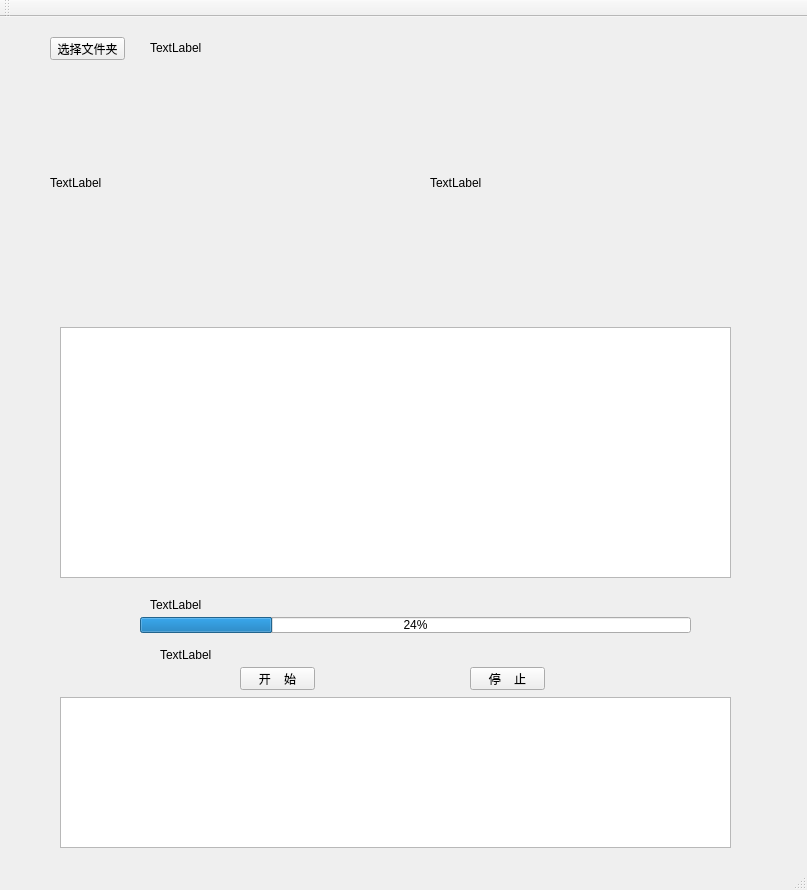
XiaoYuhao/sync_video, file QtWidgetsApplication1.ui: the form before one commit.
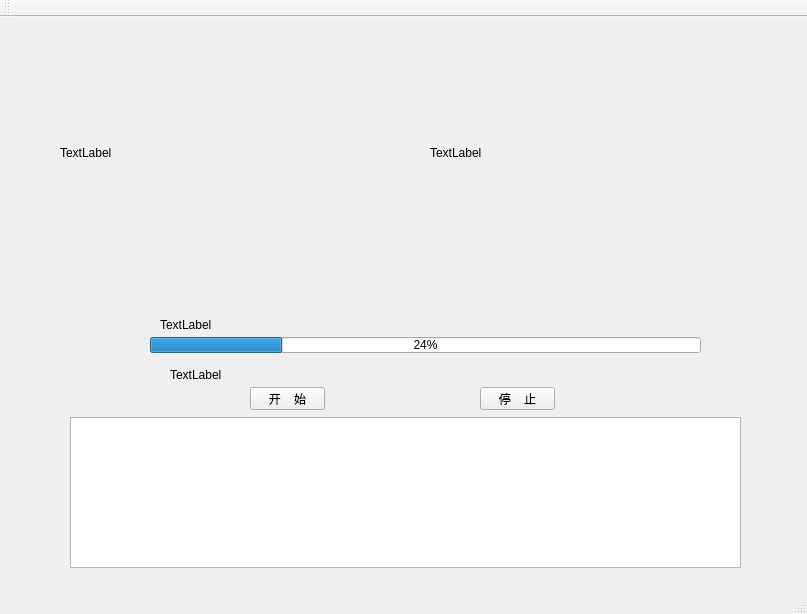
The form after the commit.

Patch:
```diff
--- a/QtWidgetsApplication1.ui
+++ b/QtWidgetsApplication1.ui
@@ -7,7 +7,7 @@
     <x>0</x>
     <y>0</y>
     <width>807</width>
-    <height>890</height>
+    <height>614</height>
    </rect>
   </property>
   <property name="windowTitle">
@@ -17,8 +17,8 @@
    <widget class="QLabel" name="camera1">
     <property name="geometry">
      <rect>
-      <x>50</x>
-      <y>70</y>
+      <x>60</x>
+      <y>40</y>
       <width>291</width>
       <height>191</height>
      </rect>
@@ -30,8 +30,8 @@
    <widget class="QPushButton" name="StartButton">
     <property name="geometry">
      <rect>
-      <x>240</x>
-      <y>650</y>
+      <x>250</x>
+      <y>370</y>
       <width>75</width>
       <height>23</height>
      </rect>
@@ -43,8 +43,8 @@
    <widget class="QPushButton" name="StopButton">
     <property name="geometry">
      <rect>
-      <x>470</x>
-      <y>650</y>
+      <x>480</x>
+      <y>370</y>
       <width>75</width>
       <height>23</height>
      </rect>
@@ -56,8 +56,8 @@
    <widget class="QLabel" name="time1">
     <property name="geometry">
      <rect>
-      <x>160</x>
-      <y>630</y>
+      <x>170</x>
+      <y>350</y>
       <width>81</width>
       <height>16</height>
      </rect>
@@ -70,7 +70,7 @@
     <property name="geometry">
      <rect>
       <x>430</x>
-      <y>70</y>
+      <y>40</y>
       <width>291</width>
       <height>191</height>
      </rect>
@@ -82,8 +82,8 @@
    <widget class="QProgressBar" name="progressBar">
     <property name="geometry">
      <rect>
-      <x>140</x>
-      <y>600</y>
+      <x>150</x>
+      <y>320</y>
       <width>551</width>
       <height>16</height>
      </rect>
@@ -95,8 +95,8 @@
    <widget class="QLabel" name="progressLabel">
     <property name="geometry">
      <rect>
-      <x>150</x>
-      <y>580</y>
+      <x>160</x>
+      <y>300</y>
       <width>501</width>
       <height>16</height>
      </rect>
@@ -105,52 +105,16 @@
      <string>TextLabel</string>
     </property>
    </widget>
-   <widget class="QTableWidget" name="sensortable">
-    <property name="geometry">
-     <rect>
-      <x>60</x>
-      <y>310</y>
-      <width>671</width>
-      <height>251</height>
-     </rect>
-    </property>
-   </widget>
    <widget class="QTextBrowser" name="logBrowser">
     <property name="geometry">
      <rect>
-      <x>60</x>
-      <y>680</y>
+      <x>70</x>
+      <y>400</y>
       <width>671</width>
       <height>151</height>
      </rect>
     </property>
    </widget>
-   <widget class="QPushButton" name="toolButton">
-    <property name="geometry">
-     <rect>
-      <x>50</x>
-      <y>20</y>
-      <width>75</width>
-      <height>23</height>
-     </rect>
-    </property>
-    <property name="text">
-     <string>选择文件夹</string>
-    </property>
-   </widget>
-   <widget class="QLabel" name="dirlabel">
-    <property name="geometry">
-     <rect>
-      <x>150</x>
-      <y>20</y>
-      <width>411</width>
-      <height>21</height>
-     </rect>
-    </property>
-    <property name="text">
-     <string>TextLabel</string>
-    </property>
-   </widget>
   </widget>
   <widget class="QMenuBar" name="menuBar">
    <property name="geometry">
```
Left out of the diff: 16 changed lines with no effect on the pictures.
